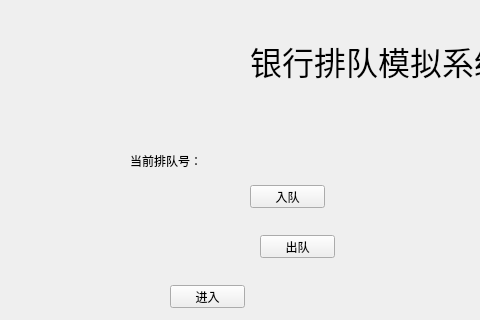
Before: the Qt Designer form mymainwindow.ui in Dun180/Qt-Bank, drawn with Qt 5; both pictures show x 0 to 480 and y 118 to 438 of the 800 by 600 pixel window.
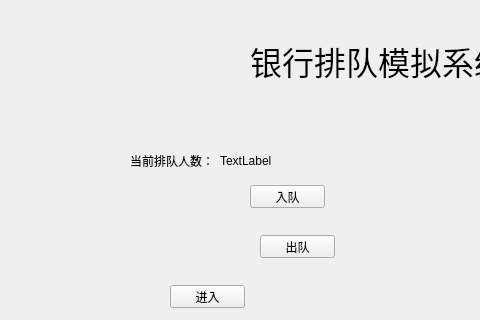
After: the same form once the commit is applied.

What changed in the file:
```diff
--- a/mymainwindow.ui
+++ b/mymainwindow.ui
@@ -95,7 +95,7 @@
      </rect>
     </property>
     <property name="text">
-     <string>当前排队号：</string>
+     <string>当前排队人数：</string>
     </property>
    </widget>
    <widget class="QPushButton" name="windowsView">
@@ -111,6 +111,19 @@
      <string>查看窗口</string>
     </property>
    </widget>
+   <widget class="QLabel" name="lineNum">
+    <property name="geometry">
+     <rect>
+      <x>220</x>
+      <y>250</y>
+      <width>54</width>
+      <height>12</height>
+     </rect>
+    </property>
+    <property name="text">
+     <string>TextLabel</string>
+    </property>
+   </widget>
   </widget>
   <widget class="QMenuBar" name="menubar">
    <property name="geometry">
```
Left out of the diff: 2 changed lines with no effect on the pictures.
